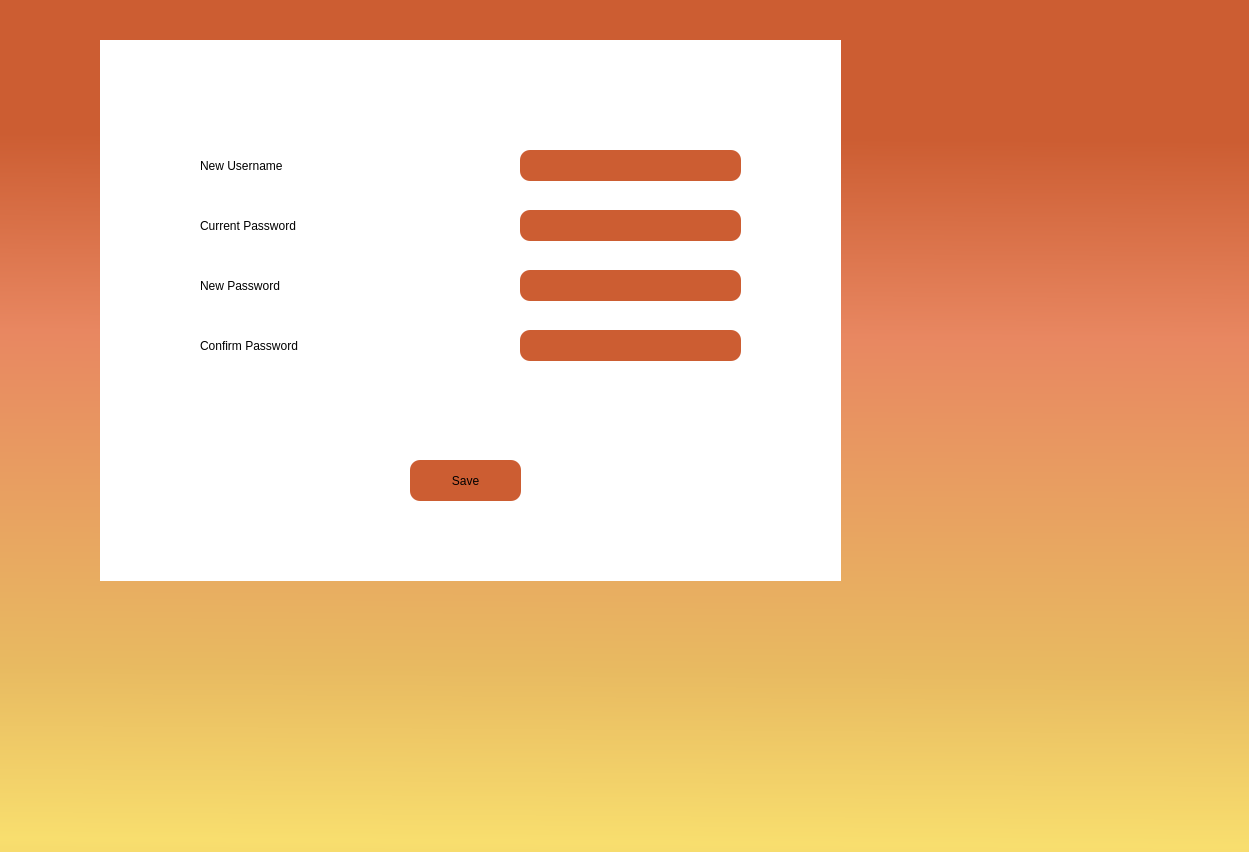
Before: the Qt Designer form TriviadorGame/TriviadorGame/GameWindow.ui in Mihnea11/Triviador, drawn with Qt 5.
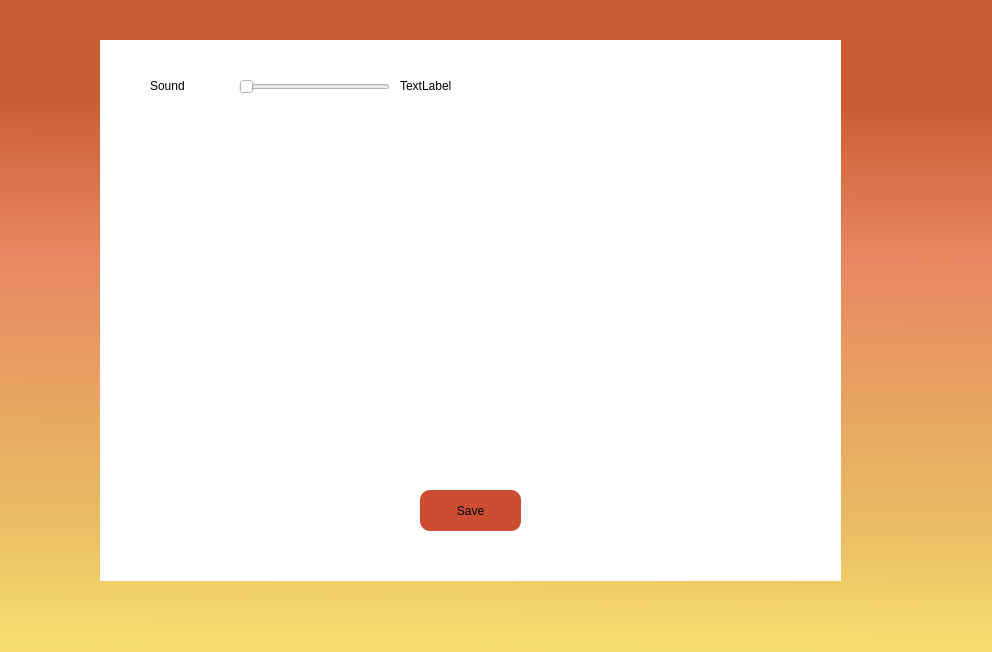
After: the same form once the commit is applied.

Commit message: Implemented Settings Form and navigability.

Diff of the .ui file:
```diff
--- a/TriviadorGame/TriviadorGame/GameWindow.ui
+++ b/TriviadorGame/TriviadorGame/GameWindow.ui
@@ -6,8 +6,8 @@
    <rect>
     <x>0</x>
     <y>0</y>
-    <width>1249</width>
-    <height>852</height>
+    <width>992</width>
+    <height>652</height>
    </rect>
   </property>
   <property name="windowTitle">
@@ -511,6 +511,80 @@
     </property>
    </widget>
   </widget>
+  <widget class="QWidget" name="SettingsForm" native="true">
+   <property name="geometry">
+    <rect>
+     <x>100</x>
+     <y>40</y>
+     <width>741</width>
+     <height>541</height>
+    </rect>
+   </property>
+   <property name="styleSheet">
+    <string notr="true">background-color: rgb(255, 255, 255);</string>
+   </property>
+   <widget class="QPushButton" name="SaveSettingsButton">
+    <property name="geometry">
+     <rect>
+      <x>320</x>
+      <y>450</y>
+      <width>101</width>
+      <height>41</height>
+     </rect>
+    </property>
+    <property name="styleSheet">
+     <string notr="true">background-color: rgb(204, 77, 50);
+font: 700 12pt &quot;Segoe UI&quot;;
+border: 2px;
+border-radius: 10px;</string>
+    </property>
+    <property name="text">
+     <string>Save</string>
+    </property>
+   </widget>
+   <widget class="QLabel" name="SoundLabel">
+    <property name="geometry">
+     <rect>
+      <x>50</x>
+      <y>20</y>
+      <width>91</width>
+      <height>51</height>
+     </rect>
+    </property>
+    <property name="styleSheet">
+     <string notr="true">font: 700 14pt &quot;Segoe UI&quot;;</string>
+    </property>
+    <property name="text">
+     <string>Sound</string>
+    </property>
+   </widget>
+   <widget class="QSlider" name="SoundSlider">
+    <property name="geometry">
+     <rect>
+      <x>139</x>
+      <y>31</y>
+      <width>151</width>
+      <height>31</height>
+     </rect>
+    </property>
+    <property name="orientation">
+     <enum>Qt::Horizontal</enum>
+    </property>
+   </widget>
+   <widget class="QLabel" name="ShowSoundLabel">
+    <property name="geometry">
+     <rect>
+      <x>300</x>
+      <y>30</y>
+      <width>91</width>
+      <height>31</height>
+     </rect>
+    </property>
+    <property name="text">
+     <string>TextLabel</string>
+    </property>
+   </widget>
+  </widget>
  </widget>
  <resources/>
  <connections/>
```
The commit also changes 2 other files.
